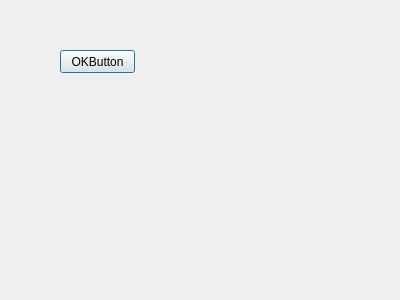
First picture: the form in src/ui/mainDialog.ui, repository vls/vlssrc.dolassistant, before the edit.
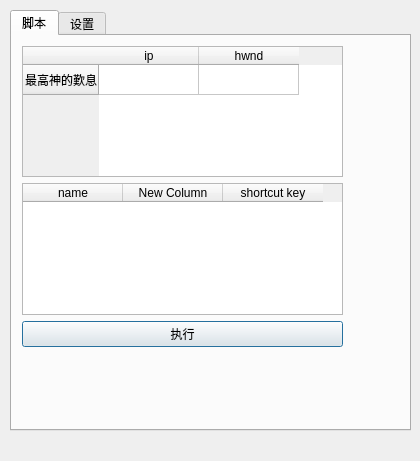
Second picture: the form after the edit. The open tabs and pages were chosen to show the change.

What changed in the file:
```diff
--- a/src/ui/mainDialog.ui
+++ b/src/ui/mainDialog.ui
@@ -6,25 +6,162 @@
    <rect>
     <x>0</x>
     <y>0</y>
-    <width>400</width>
-    <height>300</height>
+    <width>420</width>
+    <height>461</height>
    </rect>
   </property>
+  <property name="sizePolicy">
+   <sizepolicy hsizetype="Fixed" vsizetype="Fixed">
+    <horstretch>0</horstretch>
+    <verstretch>0</verstretch>
+   </sizepolicy>
+  </property>
   <property name="windowTitle">
    <string>控制端</string>
   </property>
-  <widget class="QPushButton" name="okButton">
+  <widget class="QTabWidget" name="tabWidget">
    <property name="geometry">
     <rect>
-     <x>60</x>
-     <y>50</y>
-     <width>75</width>
-     <height>23</height>
+     <x>10</x>
+     <y>10</y>
+     <width>401</width>
+     <height>421</height>
     </rect>
    </property>
-   <property name="text">
-    <string>OKButton</string>
+   <property name="currentIndex">
+    <number>1</number>
    </property>
+   <widget class="QWidget" name="tab">
+    <attribute name="title">
+     <string>脚本</string>
+    </attribute>
+    <widget class="QWidget" name="verticalLayoutWidget">
+     <property name="geometry">
+      <rect>
+       <x>10</x>
+       <y>10</y>
+       <width>321</width>
+       <height>301</height>
+      </rect>
+     </property>
+     <layout class="QVBoxLayout" name="verticalLayout">
+      <item>
+       <widget class="QTableWidget" name="tableWidget">
+        <property name="editTriggers">
+         <set>QAbstractItemView::NoEditTriggers</set>
+        </property>
+        <property name="selectionBehavior">
+         <enum>QAbstractItemView::SelectRows</enum>
+        </property>
+        <property name="showGrid">
+         <bool>true</bool>
+        </property>
+        <property name="gridStyle">
+         <enum>Qt::SolidLine</enum>
+        </property>
+        <property name="sortingEnabled">
+         <bool>true</bool>
+        </property>
+        <row>
+         <property name="text">
+          <string>最高神的歎息</string>
+         </property>
+        </row>
+        <column>
+         <property name="text">
+          <string>ip</string>
+         </property>
+        </column>
+        <column>
+         <property name="text">
+          <string>hwnd</string>
+         </property>
+        </column>
+       </widget>
+      </item>
+      <item>
+       <widget class="QTableWidget" name="tableWidget_2">
+        <column>
+         <property name="text">
+          <string>name</string>
+         </property>
+        </column>
+        <column>
+         <property name="text">
+          <string>New Column</string>
+         </property>
+        </column>
+        <column>
+         <property name="text">
+          <string>shortcut key</string>
+         </property>
+        </column>
+       </widget>
+      </item>
+      <item>
+       <layout class="QHBoxLayout" name="horizontalLayout">
+        <item>
+         <widget class="QPushButton" name="btnExec">
+          <property name="text">
+           <string>执行</string>
+          </property>
+         </widget>
+        </item>
+       </layout>
+      </item>
+     </layout>
+    </widget>
+   </widget>
+   <widget class="QWidget" name="tab_2">
+    <attribute name="title">
+     <string>设置</string>
+    </attribute>
+    <widget class="QListWidget" name="ipList">
+     <property name="geometry">
+      <rect>
+       <x>10</x>
+       <y>10</y>
+       <width>371</width>
+       <height>361</height>
+      </rect>
+     </property>
+     <property name="editTriggers">
+      <set>QAbstractItemView::AllEditTriggers</set>
+     </property>
+     <property name="alternatingRowColors">
+      <bool>true</bool>
+     </property>
+     <item>
+      <property name="text">
+       <string>192.168.1.1</string>
+      </property>
+      <property name="flags">
+       <set>ItemIsSelectable|ItemIsEditable|ItemIsDragEnabled|ItemIsDropEnabled|ItemIsUserCheckable|ItemIsEnabled|ItemIsTristate</set>
+      </property>
+     </item>
+     <item>
+      <property name="text">
+       <string>New Item</string>
+      </property>
+      <property name="flags">
+       <set>ItemIsSelectable|ItemIsEditable|ItemIsDragEnabled|ItemIsUserCheckable|ItemIsEnabled</set>
+      </property>
+     </item>
+    </widget>
+    <widget class="QPushButton" name="pushButton">
+     <property name="geometry">
+      <rect>
+       <x>80</x>
+       <y>370</y>
+       <width>75</width>
+       <height>23</height>
+      </rect>
+     </property>
+     <property name="text">
+      <string>PushButton</string>
+     </property>
+    </widget>
+   </widget>
   </widget>
  </widget>
  <resources/>
```
Left out of the diff: 22 changed lines with no effect on the pictures.
